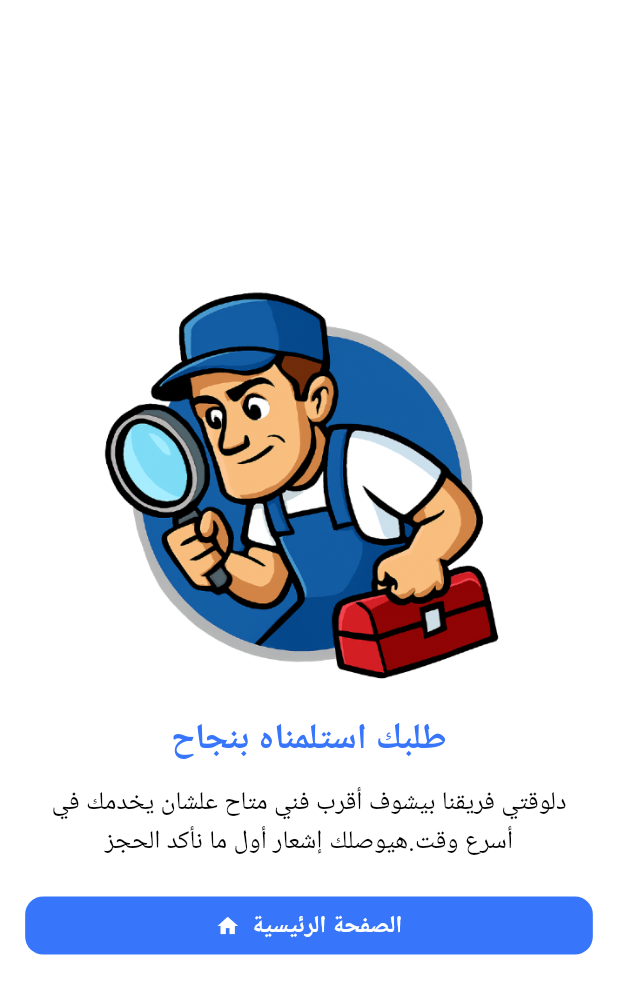
After one commit to kareemshawkii/el7erafe, a Flutter app: the SuccessPage screen opened directly, on a phone screen of 412 x 824 dp. The commit adds this screen. Shown: the top 994 px of the screen. Run offline on Flutter 3.47's test engine with Material 3 defaults, Android fonts, the phone set to English and light mode, and no system bars; our stand-ins replace calendar_date_picker2, dartz, dropdown_button2, flutter_bloc, flutter_otp_text_field, flutter_secure_storage and 7 more; accounts and stored records are empty; network calls fail; Roboto replaces fonts that are missing (Cairo); project files that could hold a hidden picture were left out.

Commit message:
quick reserve doneeeee

```diff
--- /dev/null
+++ b/lib/features/client_flow/quick_reserve/presentation/pages/quick_reserve_success_page.dart
@@ -0,0 +1,95 @@
+import 'package:el7erafe/features/client_flow/client_home/presentation/pages/client_home_page.dart';
+import 'package:flutter/material.dart';
+import 'package:google_fonts/google_fonts.dart';
+
+class SuccessPage extends StatelessWidget {
+  const SuccessPage({super.key});
+
+  @override
+  Widget build(BuildContext context) {
+    final double screenHeight = MediaQuery.of(context).size.height;
+    final double screenWidth = MediaQuery.of(context).size.width;
+
+    return Directionality(
+      textDirection: TextDirection.rtl,
+      child: Scaffold(
+        backgroundColor: Colors.white,
+        body: Container(
+          padding: EdgeInsets.only(
+            top: (10 / 852) * screenHeight,
+            left: (16 / 393) * screenWidth,
+            right: (16 / 393) * screenWidth,
+            bottom: (24 / 852) * screenHeight,
+          ),
+          child: Center(
+            child: Column(
+              mainAxisAlignment: MainAxisAlignment.center,
+              children: [
+                SizedBox(
+                  height: (300 / 852) * screenHeight,
+                  width: (300 / 393) * screenWidth,
+                  child: Image.asset("images/success.png"),
+                ),
+                SizedBox(height: (12 / 852) * screenHeight),
+                Text(
+                  "طلبك استلمناه بنجاح",
+                  style: GoogleFonts.cairo(
+                    fontSize: 24,
+                    fontWeight: FontWeight.bold,
+                    color: Color(0xFF3775FA),
+                  ),
+                  textAlign: TextAlign.center,
+                ),
+                SizedBox(height: (12 / 852) * screenHeight),
+                Text(
+                  "دلوقتي فريقنا بيشوف أقرب فني متاح علشان يخدمك في أسرع وقت.هيوصلك إشعار أول ما نأكد الحجز",
+                  style: GoogleFonts.cairo(
+                      fontSize: 17, color: Colors.black, height: 1.5),
+                  textAlign: TextAlign.center,
+                ),
+                SizedBox(height: (24 / 852) * screenHeight),
+                SizedBox(
+                  width: double.infinity,
+                  height: (40 / 852) * screenHeight,
+                  child: ElevatedButton(
+                    onPressed: () {
+                      Navigator.pushAndRemoveUntil(
+                        context,
+                        MaterialPageRoute(
+                            builder: (_) => const ClientHomePage()),
+                        (route) => false,
+                      );
+                    },
+                    style: ElevatedButton.styleFrom(
+                      backgroundColor: const Color(0xFF3775FA),
+                      shape: RoundedRectangleBorder(
+                        borderRadius: BorderRadius.circular(12),
+                      ),
+                      elevation: 0,
+                    ),
+                    child: Row(
+                      mainAxisAlignment: MainAxisAlignment.center,
+                      children: [
+                        Text(
+                          "الصفحة الرئيسية",
+                          style: GoogleFonts.cairo(
+                            fontSize: 16,
+                            fontWeight: FontWeight.w600,
+                            color: Colors.white,
+                          ),
+                        ),
+                        const SizedBox(
+                            width: 8),
+                        const Icon(Icons.home, color: Colors.white, size: 16),
+                      ],
+                    ),
+                  ),
+                ),
+              ],
+            ),
+          ),
+        ),
+      ),
+    );
+  }
+}
--- a/pubspec.yaml
+++ b/pubspec.yaml
@@ -25,6 +25,7 @@ dependencies:
   permission_handler: ^12.0.1
   intl: ^0.18.1
   calendar_date_picker2: ^2.0.1
+  lottie: ^3.1.2
 
 cupertino_icons: ^1.0.8
 
@@ -75,3 +76,5 @@ flutter:
     - images/home_image.svg
     - images/quick_reserve.svg
     - images/select_technician.svg
+    - images/success.png
+    - assets/icon/loading.json
```
Also changed, not shown: assets/icon/loading.json (added, +1 -0 lines), lib/features/client_flow/client_home/presentation/pages/client_home_page.dart (+15 -1 lines), lib/features/client_flow/quick_reserve/data/repositories/quick_reserve_repo.dart (+5 -6 lines), lib/features/client_flow/quick_reserve/presentation/pages/quick_reserve_page.dart (+120 -39 lines), images/success.png (added), images/success.svg (added), pubspec.lock.
